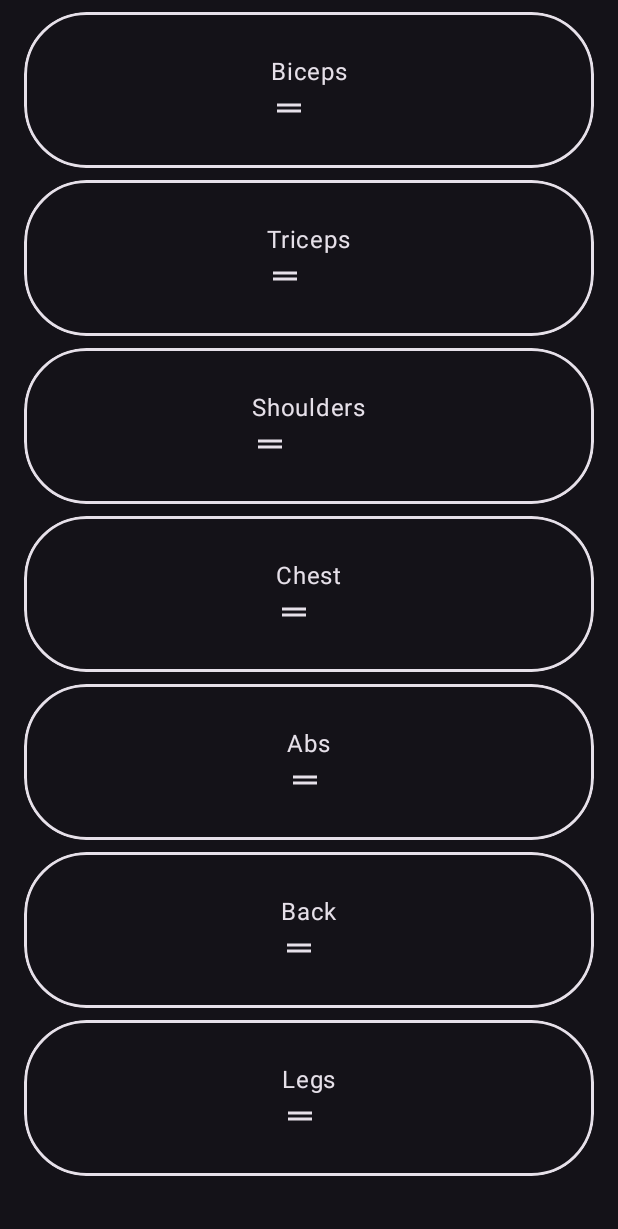
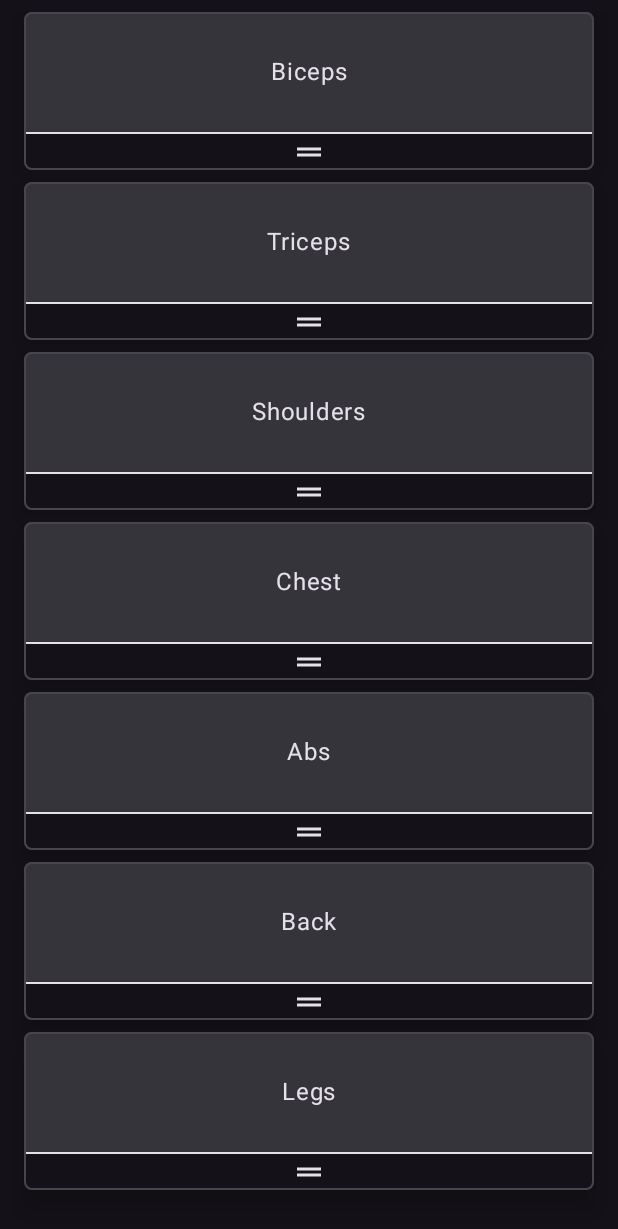
Before and after one commit to manino203/ExerciseTracker, an Android app built with Jetpack Compose: the screen it shows after launch (MainActivity), on a phone screen of 412 x 824 dp. Shown: the top 1229 px of the screen. Run offline under Robolectric (Android 15) with nearby library versions, the light colour scheme and no system bars; our stand-ins replace Dagger/Hilt's generated code.

Commit message:
wip: item redesign

```diff
--- a/app/build.gradle
+++ b/app/build.gradle
@@ -8,7 +8,7 @@ plugins {
 android {
     signingConfigs {
         release {
-            storeFile file('./Key.jks')
+            storeFile file('/home/manino/StudioProjects/ExerciseTracker/app/Key.jks')
             storePassword '#Pokemon12345'
             keyAlias 'key0'
             keyPassword '#Pokemon12345'
@@ -60,6 +60,9 @@ android {
 
 dependencies {
 
+//    debugImplementation "androidx.customview:customview:1.2.0-alpha02"
+//    debugImplementation "androidx.customview:customview-poolingcontainer:1.0.0"
+
     implementation "androidx.compose.material3:material3:1.1.0-alpha06"
     implementation "androidx.compose.material3:material3-window-size-class:1.1.0-alpha06"
 
--- a/app/src/main/java/com/example/exercisetracker/frontend/MainActivity.kt
+++ b/app/src/main/java/com/example/exercisetracker/frontend/MainActivity.kt
@@ -22,7 +22,7 @@ import com.example.exercisetracker.backend.viewmodels.MainViewModel
 import com.example.exercisetracker.frontend.composables.bodyparts.BodyPartsScreen
 import com.example.exercisetracker.frontend.composables.details.ExerciseDetailsScreen
 import com.example.exercisetracker.frontend.composables.exercises.ExercisesScreen
-import com.example.exercisetracker.frontend.routes.Route
+import com.example.exercisetracker.frontend.composables.utils.routes.Route
 import com.example.exercisetracker.ui.theme.ExerciseTrackerTheme
 import dagger.hilt.android.AndroidEntryPoint
 
@@ -52,6 +52,9 @@ class MainActivity : ComponentActivity() {
                             },
                                 onSwap = { from: Int, to: Int ->
                                     viewModel.onItemMove(viewModel.bodyParts, from, to)
+                                },
+                                onDragEnd = {
+
                                 }
                             )
                         }
@@ -103,6 +106,9 @@ class MainActivity : ComponentActivity() {
                                         from,
                                         to
                                     )
+                                },
+                                onDragEnd = {
+                                    viewModel.saveExercises(bodyPartPath)
                                 },
                                 onAccordionExpand = { exercise, loading, details ->
                                     viewModel.getDetails(
--- a/app/src/main/java/com/example/exercisetracker/frontend/composables/bodyparts/BodyPartItem.kt
+++ b/app/src/main/java/com/example/exercisetracker/frontend/composables/bodyparts/BodyPartItem.kt
@@ -8,7 +8,7 @@ import androidx.compose.runtime.Composable
 import androidx.compose.ui.Alignment
 import androidx.compose.ui.Modifier
 import androidx.compose.ui.unit.dp
-import com.example.exercisetracker.frontend.composables.utils.RoundWithBorders
+import com.example.exercisetracker.frontend.composables.utils.Item
 
 @OptIn(ExperimentalFoundationApi::class)
 @Composable
@@ -18,13 +18,15 @@ fun BodyPartItem(
     dragHandle: @Composable (() -> Unit)? = null,
     onClick: () -> Unit
 ) {
-    RoundWithBorders(
+    Item(
         modifier
             .combinedClickable(
                 onClick = onClick
             ),
-        roundCornerPercentage = 40,
-        contentPadding = PaddingValues(28.dp)
+        contentPadding = 28.dp,
+        dragHandle = {
+            dragHandle?.invoke()
+        }
     ) {
         Box(
             modifier = Modifier
@@ -36,7 +38,6 @@ fun BodyPartItem(
                     text = label,
                 )
 
-                dragHandle?.invoke()
 
             }
         }
--- a/app/src/main/java/com/example/exercisetracker/frontend/composables/bodyparts/BodyPartsScreen.kt
+++ b/app/src/main/java/com/example/exercisetracker/frontend/composables/bodyparts/BodyPartsScreen.kt
@@ -8,13 +8,17 @@ import com.example.exercisetracker.frontend.composables.utils.ReorderableLazyCol
 fun BodyPartsScreen(
     bodyParts: List<BodyPart>,
     onItemClick: (String) -> Unit,
-    onSwap: (Int, Int) -> Unit
+    onSwap: (Int, Int) -> Unit,
+    onDragEnd: () -> Unit
 ) {
 
 
     ReorderableLazyColumn(
         data = bodyParts,
-        onSwap = onSwap
+        onSwap = onSwap,
+        onDragEnd = { _, _ ->
+            onDragEnd()
+        }
     ) { _, bp, dh ->
 
         BodyPartItem(
@@ -25,13 +29,4 @@ fun BodyPartsScreen(
         }
     }
 
-//    DragDropColumn(items = bodyParts, onSwap = onSwap) { bp ->
-//        BodyPartItem(
-//            label = bp.label
-//        ) {
-//            onItemClick(bp.path)
-//        }
-//    }
-
-
 }
--- a/app/src/main/java/com/example/exercisetracker/frontend/composables/exercises/ExercisesScreen.kt
+++ b/app/src/main/java/com/example/exercisetracker/frontend/composables/exercises/ExercisesScreen.kt
@@ -32,6 +32,7 @@ fun ExercisesScreen(
     onItemClick: (Exercise) -> Unit,
     onDelete: (Exercise) -> Unit,
     onSwap: (Int, Int) -> Unit,
+    onDragEnd: () -> Unit,
     onAccordionExpand: (Exercise, MutableState<Boolean>, SnapshotStateList<ExerciseDetails>) -> Unit
 ) {
 
@@ -44,6 +45,7 @@ fun ExercisesScreen(
     val exerciseSize = exercises.size
 
     //FIX: java.lang.IllegalStateException: Reading a state that was created after the snapshot was taken or in a snapshot that has not yet been applied
+    // + IndexError
 
     val expandedStateList = remember {
         List(exerciseSize) {
@@ -136,6 +138,7 @@ fun ExercisesScreen(
             },
             onDragEnd = { _, _ ->
                 canExpand.value = true
+                onDragEnd()
             },
             onAddClick = {
                 resetDialog()
--- a/app/src/main/java/com/example/exercisetracker/frontend/composables/utils/Item.kt
+++ b/app/src/main/java/com/example/exercisetracker/frontend/composables/utils/Item.kt
@@ -1,13 +1,11 @@
 package com.example.exercisetracker.frontend.composables.utils
 
-import androidx.compose.foundation.layout.Box
-import androidx.compose.foundation.layout.fillMaxSize
-import androidx.compose.foundation.layout.padding
+import androidx.compose.foundation.background
+import androidx.compose.foundation.layout.*
 import androidx.compose.foundation.shape.RoundedCornerShape
-import androidx.compose.material3.Card
-import androidx.compose.material3.CardDefaults
-import androidx.compose.material3.Text
+import androidx.compose.material3.*
 import androidx.compose.runtime.Composable
+import androidx.compose.ui.Alignment
 import androidx.compose.ui.Modifier
 import androidx.compose.ui.tooling.preview.Preview
 import androidx.compose.ui.unit.Dp
@@ -18,27 +16,48 @@ fun Item(
     modifier: Modifier = Modifier,
     roundCornerPercentage: Int = 5,
     contentPadding: Dp = 16.dp,
+    dragHandle: @Composable (() -> Unit)? = null,
     content: @Composable () -> Unit
 ) {
     val shape = RoundedCornerShape(roundCornerPercentage)
 
     Card(
-        modifier,
+        modifier
+            ,
         shape = shape,
         elevation = CardDefaults.cardElevation(
             defaultElevation = 10.dp
         ),
-//        border = CardDefaults.outlinedCardBorder(
-//            true
-//        )
+        border = CardDefaults.outlinedCardBorder(
+            true
+        )
 
     ) {
-        Box(
-            Modifier.padding(contentPadding)
-        )
-        {
-            content()
+        Column(
+            Modifier
+
+                .fillMaxSize(),
+            horizontalAlignment = Alignment.CenterHorizontally,
+        ){
+            Row(
+                Modifier
+                    .fillMaxWidth()
+                    .padding(contentPadding),
+                horizontalArrangement = Arrangement.Center
+            ){ content() }
+            Row(
+                Modifier
+                    .fillMaxWidth()
+
+            ){ Divider(color = MaterialTheme.colorScheme.onSurface) }
+            Row(
+                Modifier
+                    .fillMaxWidth()
+                    .background(MaterialTheme.colorScheme.background),
+                horizontalArrangement = Arrangement.Center
+            ){ dragHandle?.invoke() }
         }
+
     }
 }
 
--- a/app/src/main/java/com/example/exercisetracker/frontend/routes/Route.kt
+++ b/app/src/main/java/com/example/exercisetracker/frontend/composables/utils/routes/Route.kt
@@ -1,4 +1,4 @@
-package com.example.exercisetracker.frontend.routes
+package com.example.exercisetracker.frontend.composables.utils.routes
 
 import androidx.navigation.NamedNavArgument
 import androidx.navigation.NavType
```
Also changed, not shown: app/src/main/java/com/example/exercisetracker/backend/viewmodels/MainViewModel.kt (+14 -5 lines), app/src/main/java/com/example/exercisetracker/frontend/composables/exercises/ExerciseItem.kt (+6 -5 lines).
